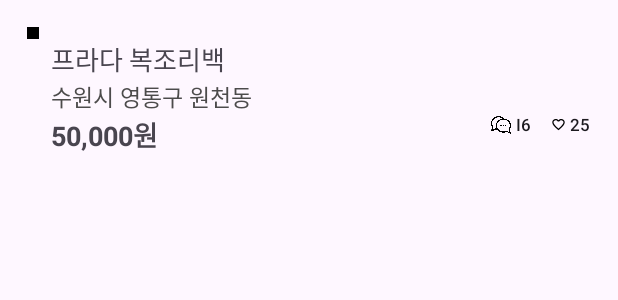
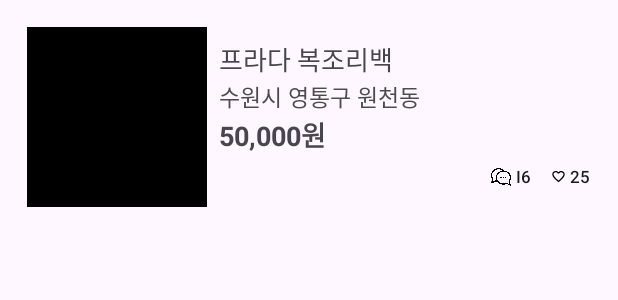
Before and after one commit to seojh5939/AdvancedMission, an Android app: the layout main_item_recyclerview.xml on its own in the app's theme, with its tools: preview values and no code run, on a phone screen of 412 x 824 dp. Shown: the top 300 px of the screen. Run offline under Robolectric (Android 15) with nearby library versions, the phone set to English and light mode, and no system bars.

Commit message:
[DESIGN] : 🎨 이미지 및 마진 dimen값 수정

```diff
--- a/app/src/main/res/layout/main_item_recyclerview.xml
+++ b/app/src/main/res/layout/main_item_recyclerview.xml
@@ -8,9 +8,9 @@
 
     <ImageView
         android:id="@+id/item_main_image"
-        android:layout_width="@dimen/image_size"
-        android:layout_height="@dimen/image_size"
-        android:layout_margin="@dimen/image_margin"
+        android:layout_width="@dimen/thumb_image_size"
+        android:layout_height="@dimen/thumb_image_size"
+        android:layout_margin="@dimen/margin_8"
         app:layout_constraintStart_toStartOf="parent"
         app:layout_constraintTop_toTopOf="parent"
         tools:src="@color/black" />
```
